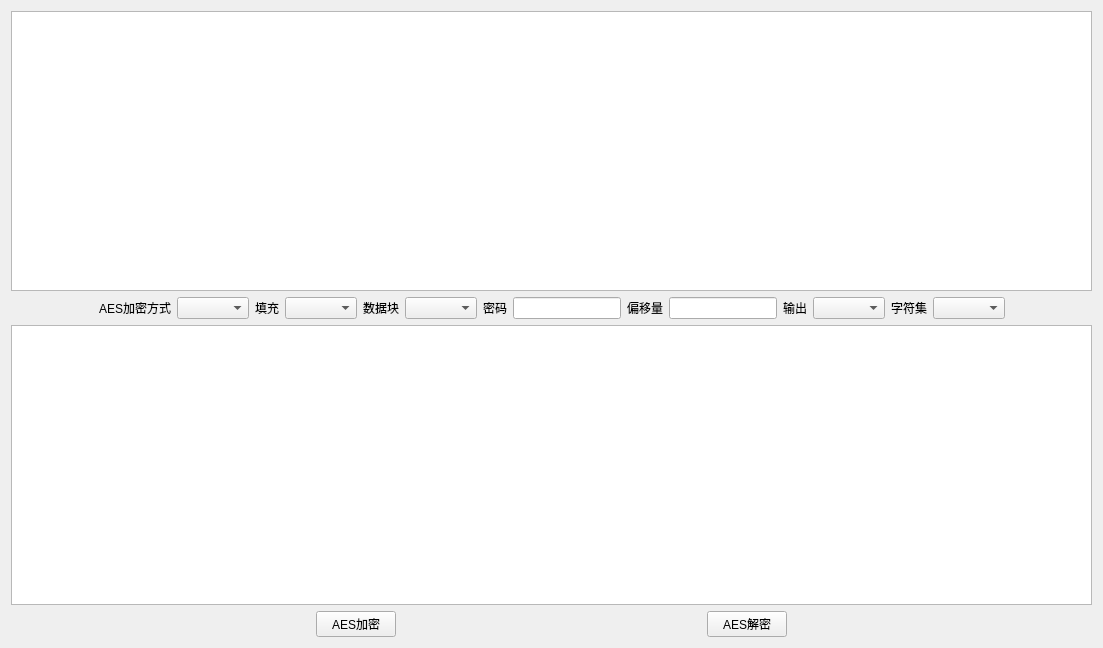
This is 3_script/python/GUI/qt/toolbox/tools/tool_text_aes.ui in Ziv-Android/Note as Qt 5 draws it before an edit. The edited form follows.
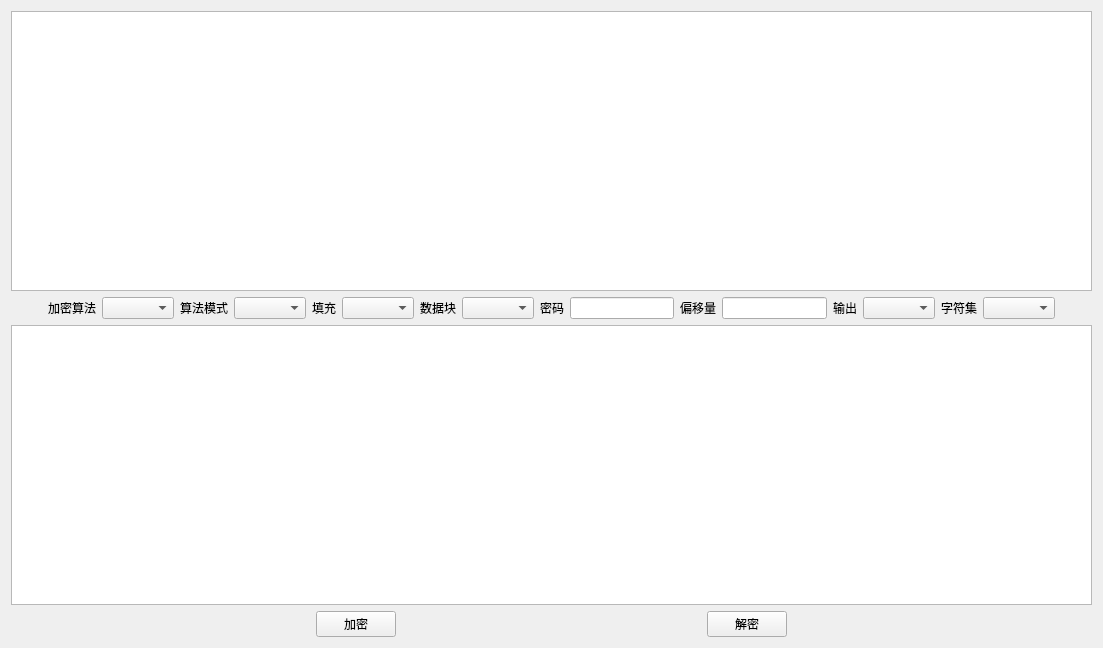
This is the edited form.

Patch:
```diff
--- a/3_script/python/GUI/qt/toolbox/tools/tool_text_aes.ui
+++ b/3_script/python/GUI/qt/toolbox/tools/tool_text_aes.ui
@@ -35,7 +35,7 @@
      <item>
       <widget class="QLabel" name="label">
        <property name="text">
-        <string>AES加密方式</string>
+        <string>加密算法</string>
        </property>
       </widget>
      </item>
@@ -43,7 +43,17 @@
       <widget class="QComboBox" name="comboBox"/>
      </item>
      <item>
-      <widget class="QLabel" name="label_2">
+      <widget class="QLabel" name="label_mode">
+       <property name="text">
+        <string>算法模式</string>
+       </property>
+      </widget>
+     </item>
+     <item>
+      <widget class="QComboBox" name="comboBox_mode"/>
+     </item>
+     <item>
+      <widget class="QLabel" name="label_padding">
        <property name="text">
         <string>填充</string>
        </property>
@@ -138,7 +148,7 @@
      <item>
       <widget class="QPushButton" name="pushButton">
        <property name="text">
-        <string>AES加密</string>
+        <string>加密</string>
        </property>
       </widget>
      </item>
@@ -158,7 +168,7 @@
      <item>
       <widget class="QPushButton" name="pushButton_2">
        <property name="text">
-        <string>AES解密</string>
+        <string>解密</string>
        </property>
       </widget>
      </item>
```
Left out of the diff: 30 changed lines with no effect on the pictures.
